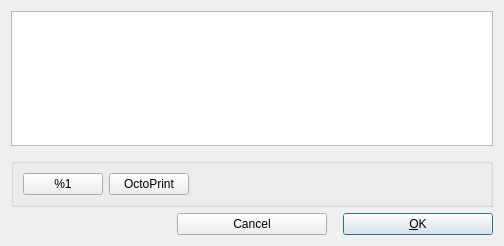
Above: src/gui/PrintInitDialog.ui from openscad/openscad before the change. Below: the same form after it.
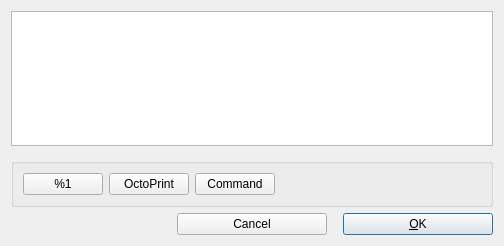
That is the form after the change.

Commit message: Allow printing by custom command

```diff
--- a/src/gui/PrintInitDialog.ui
+++ b/src/gui/PrintInitDialog.ui
@@ -112,6 +112,19 @@
         </property>
        </widget>
       </item>
+      <item>
+       <widget class="QPushButton" name="cmdPrintButton">
+        <property name="text">
+         <string>Command</string>
+        </property>
+        <property name="checkable">
+         <bool>true</bool>
+        </property>
+        <property name="autoExclusive">
+         <bool>true</bool>
+        </property>
+       </widget>
+      </item>
       <item>
        <spacer name="horizontalSpacer">
         <property name="orientation">
```
The commit also changes 10 other files.
